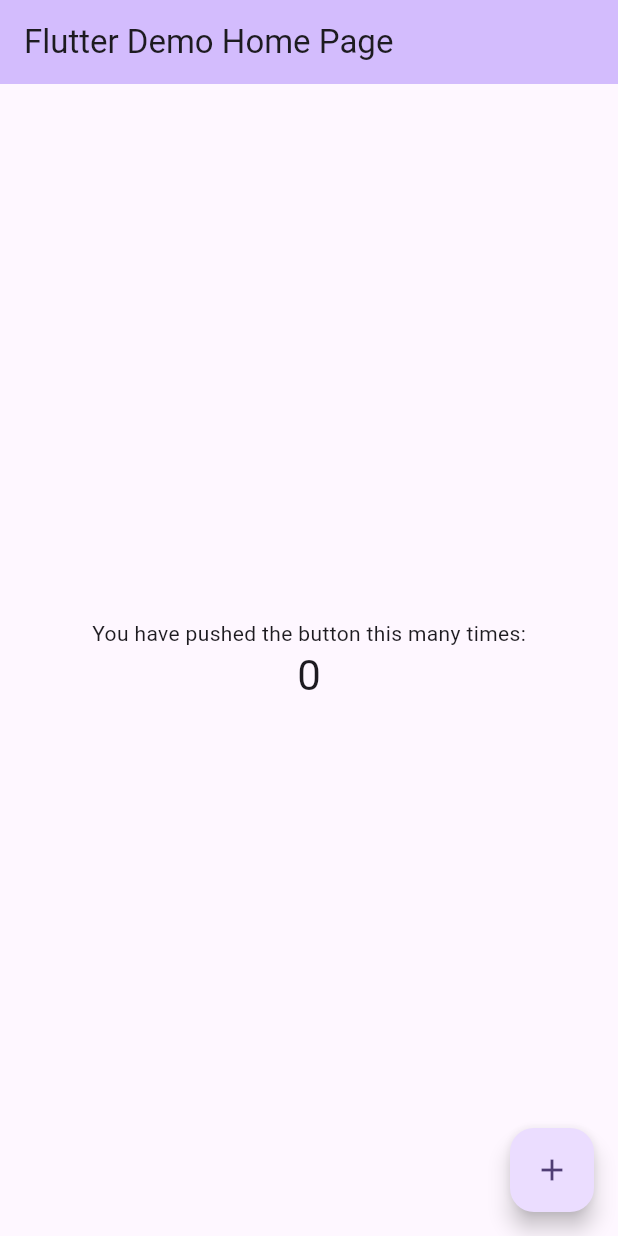
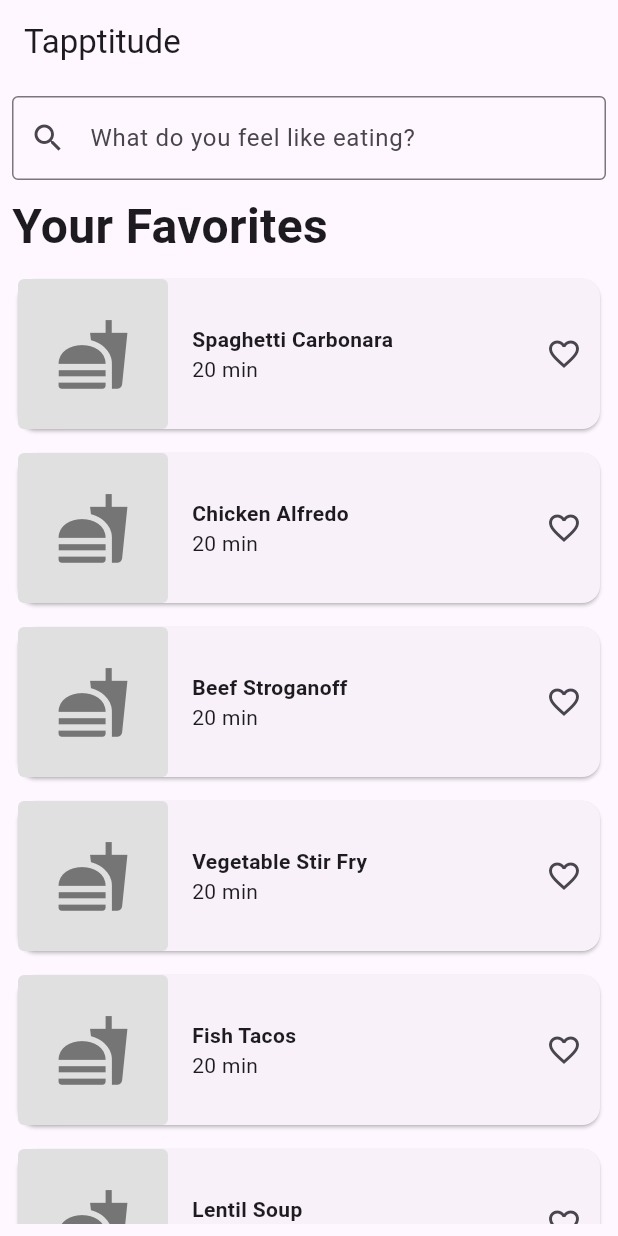
Before and after one commit to masterodi/tapptitude-challenge, a Flutter app: the screen it shows after launch, on a phone screen of 412 x 824 dp. Run offline on Flutter 3.47's test engine with Material 3 defaults, Android fonts, the phone set to English and light mode, and no system bars.

Commit message:
Create basic widgets

```diff
--- a/lib/main.dart
+++ b/lib/main.dart
@@ -1,4 +1,5 @@
 import 'package:flutter/material.dart';
+import 'package:tapptitude/main_screen.dart';
 
 void main() {
   runApp(const MyApp());
@@ -7,116 +8,14 @@ void main() {
 class MyApp extends StatelessWidget {
   const MyApp({super.key});
 
-  // This widget is the root of your application.
   @override
   Widget build(BuildContext context) {
     return MaterialApp(
       title: 'Flutter Demo',
       theme: ThemeData(
-        // This is the theme of your application.
-        //
-        // TRY THIS: Try running your application with "flutter run". You'll see
-        // the application has a purple toolbar. Then, without quitting the app,
-        // try changing the seedColor in the colorScheme below to Colors.green
-        // and then invoke "hot reload" (save your changes or press the "hot
-        // reload" button in a Flutter-supported IDE, or press "r" if you used
-        // the command line to start the app).
-        //
-        // Notice that the counter didn't reset back to zero; the application
-        // state is not lost during the reload. To reset the state, use hot
-        // restart instead.
-        //
-        // This works for code too, not just values: Most code changes can be
-        // tested with just a hot reload.
         colorScheme: ColorScheme.fromSeed(seedColor: Colors.deepPurple),
       ),
-      home: const MyHomePage(title: 'Flutter Demo Home Page'),
+      home: const MainScreen(),
     );
   }
 }
-
-class MyHomePage extends StatefulWidget {
-  const MyHomePage({super.key, required this.title});
-
-  // This widget is the home page of your application. It is stateful, meaning
-  // that it has a State object (defined below) that contains fields that affect
-  // how it looks.
-
-  // This class is the configuration for the state. It holds the values (in this
-  // case the title) provided by the parent (in this case the App widget) and
-  // used by the build method of the State. Fields in a Widget subclass are
-  // always marked "final".
-
-  final String title;
-
-  @override
-  State<MyHomePage> createState() => _MyHomePageState();
-}
-
-class _MyHomePageState extends State<MyHomePage> {
-  int _counter = 0;
-
-  void _incrementCounter() {
-    setState(() {
-      // This call to setState tells the Flutter framework that something has
-      // changed in this State, which causes it to rerun the build method below
-      // so that the display can reflect the updated values. If we changed
-      // _counter without calling setState(), then the build method would not be
-      // called again, and so nothing would appear to happen.
-      _counter++;
-    });
-  }
-
-  @override
-  Widget build(BuildContext context) {
-    // This method is rerun every time setState is called, for instance as done
-    // by the _incrementCounter method above.
-    //
-    // The Flutter framework has been optimized to make rerunning build methods
-    // fast, so that you can just rebuild anything that needs updating rather
-    // than having to individually change instances of widgets.
-    return Scaffold(
-      appBar: AppBar(
-        // TRY THIS: Try changing the color here to a specific color (to
-        // Colors.amber, perhaps?) and trigger a hot reload to see the AppBar
-        // change color while the other colors stay the same.
-        backgroundColor: Theme.of(context).colorScheme.inversePrimary,
-        // Here we take the value from the MyHomePage object that was created by
-        // the App.build method, and use it to set our appbar title.
-        title: Text(widget.title),
-      ),
-      body: Center(
-        // Center is a layout widget. It takes a single child and positions it
-        // in the middle of the parent.
-        child: Column(
-          // Column is also a layout widget. It takes a list of children and
-          // arranges them vertically. By default, it sizes itself to fit its
-          // children horizontally, and tries to be as tall as its parent.
-          //
-          // Column has various properties to control how it sizes itself and
-          // how it positions its children. Here we use mainAxisAlignment to
-          // center the children vertically; the main axis here is the vertical
-          // axis because Columns are vertical (the cross axis would be
-          // horizontal).
-          //
-          // TRY THIS: Invoke "debug painting" (choose the "Toggle Debug Paint"
-          // action in the IDE, or press "p" in the console), to see the
-          // wireframe for each widget.
-          mainAxisAlignment: MainAxisAlignment.center,
-          children: <Widget>[
-            const Text('You have pushed the button this many times:'),
-            Text(
-              '$_counter',
-              style: Theme.of(context).textTheme.headlineMedium,
-            ),
-          ],
-        ),
-      ),
-      floatingActionButton: FloatingActionButton(
-        onPressed: _incrementCounter,
-        tooltip: 'Increment',
-        child: const Icon(Icons.add),
-      ),
-    );
-  }
-}
--- /dev/null
+++ b/lib/main_screen.dart
@@ -0,0 +1,70 @@
+import 'package:flutter/material.dart';
+import 'package:tapptitude/recipe_favorites_list.dart';
+
+class MainScreen extends StatefulWidget {
+  const MainScreen({super.key});
+
+  @override
+  State<StatefulWidget> createState() {
+    return _MainScreenState();
+  }
+}
+
+class _MainScreenState extends State {
+  final List<String> recipes = [
+    "Spaghetti Carbonara",
+    "Chicken Alfredo",
+    "Beef Stroganoff",
+    "Vegetable Stir Fry",
+    "Fish Tacos",
+    "Lentil Soup",
+    "Caesar Salad",
+    "Pancakes",
+    "Grilled Cheese Sandwich",
+    "Chocolate Chip Cookies",
+  ];
+
+  fetchRecipes() async {
+    // Simulate network delay
+    await Future.delayed(Duration(seconds: 2));
+    // Normally, you'd fetch data from an API here
+    setState(() {
+      recipes.addAll(["New Recipe 1", "New Recipe 2", "New Recipe 3"]);
+    });
+  }
+
+  @override
+  Widget build(BuildContext context) {
+    return Scaffold(
+      appBar: AppBar(title: Text("Tapptitude")),
+      body: Padding(
+        padding: const EdgeInsets.all(8),
+        child: Column(
+          children: [
+            TextField(
+              decoration: InputDecoration(
+                border: OutlineInputBorder(),
+                hintText: 'What do you feel like eating?',
+                prefixIcon: Icon(Icons.search),
+              ),
+            ),
+
+            SizedBox(height: 8),
+
+            Align(
+              alignment: Alignment.centerLeft,
+              child: Text(
+                "Your Favorites",
+                style: TextStyle(fontSize: 32, fontWeight: FontWeight.bold),
+              ),
+            ),
+
+            SizedBox(height: 8),
+
+            Expanded(child: RecipeFavoritesList(recipes: recipes)),
+          ],
+        ),
+      ),
+    );
+  }
+}
--- /dev/null
+++ b/lib/recipe_favorites_list.dart
@@ -0,0 +1,19 @@
+import 'package:flutter/material.dart';
+import 'package:tapptitude/recipe_item.dart';
+
+class RecipeFavoritesList extends StatelessWidget {
+  final List<String> recipes;
+
+  const RecipeFavoritesList({super.key, required this.recipes});
+
+  @override
+  Widget build(BuildContext context) {
+    return ListView.separated(
+      separatorBuilder: (context, index) => SizedBox(height: 8),
+      itemCount: recipes.length,
+      itemBuilder: (ctx, index) {
+        return RecipeItem(name: recipes[index]);
+      },
+    );
+  }
+}
--- /dev/null
+++ b/lib/recipe_item.dart
@@ -0,0 +1,41 @@
+import 'package:flutter/material.dart';
+
+class RecipeItem extends StatelessWidget {
+  final String name;
+  final bool isFavorite;
+
+  const RecipeItem({super.key, required this.name, this.isFavorite = false});
+
+  @override
+  Widget build(BuildContext context) {
+    return Card(
+      child: Row(
+        children: [
+          ClipRRect(
+            borderRadius: BorderRadiusGeometry.circular(4),
+            child: Container(
+              width: 100,
+              height: 100,
+              color: Colors.grey[300],
+              child: Icon(Icons.fastfood, size: 50, color: Colors.grey[600]),
+            ),
+          ),
+          SizedBox(width: 16),
+          Expanded(
+            child: Column(
+              crossAxisAlignment: CrossAxisAlignment.start,
+              children: [
+                Text(name, style: TextStyle(fontWeight: FontWeight.bold)),
+                Text('20 min'),
+              ],
+            ),
+          ),
+          IconButton(
+            icon: Icon(isFavorite ? Icons.favorite : Icons.favorite_border),
+            onPressed: () {},
+          ),
+        ],
+      ),
+    );
+  }
+}
```
